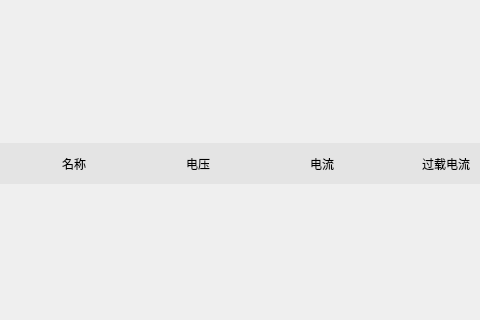
This is BusBar-Qt/line/linewid.ui in luozhiyong131/BusBar as Qt 5 draws it before an edit; both pictures show x 0 to 480 and y 107 to 427 of the 1024 by 427 pixel window. The edited form follows.
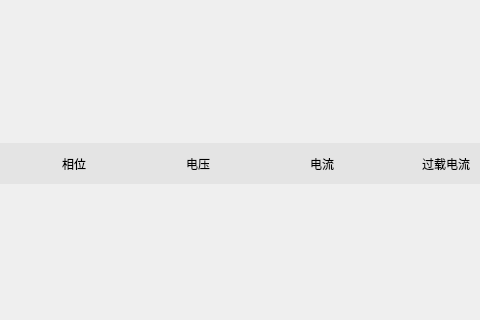
This is the edited form.

```diff
--- a/BusBar-Qt/line/linewid.ui
+++ b/BusBar-Qt/line/linewid.ui
@@ -75,9 +75,9 @@
    <property name="geometry">
     <rect>
      <x>10</x>
-     <y>60</y>
+     <y>40</y>
      <width>1011</width>
-     <height>111</height>
+     <height>201</height>
     </rect>
    </property>
   </widget>
@@ -166,7 +166,7 @@
        <string notr="true"/>
       </property>
       <property name="text">
-       <string>名称</string>
+       <string>相位</string>
       </property>
       <property name="alignment">
        <set>Qt::AlignCenter</set>
```
